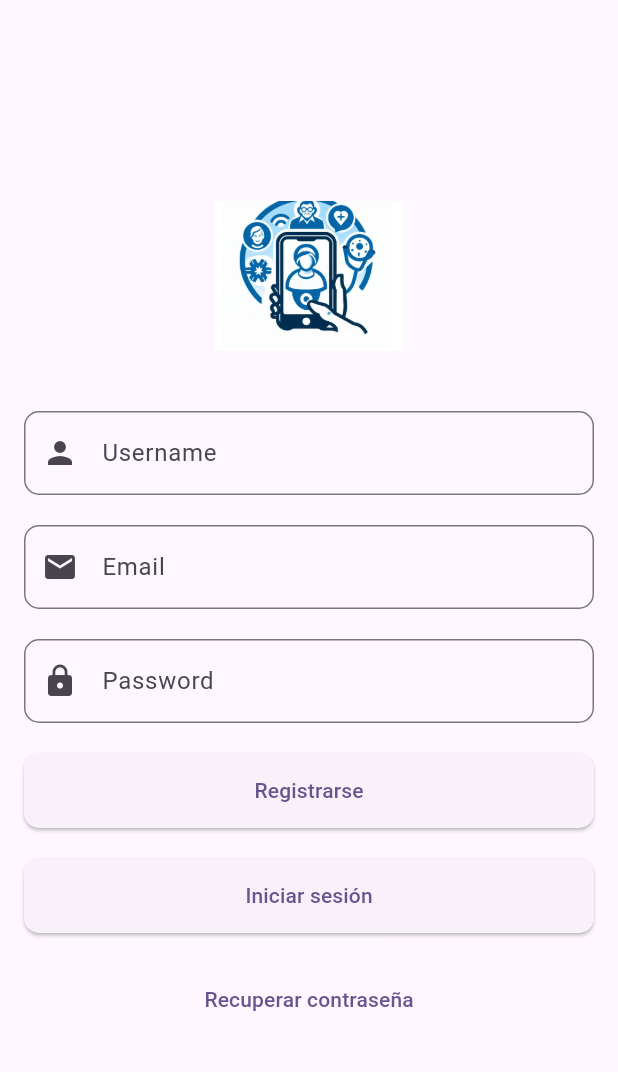
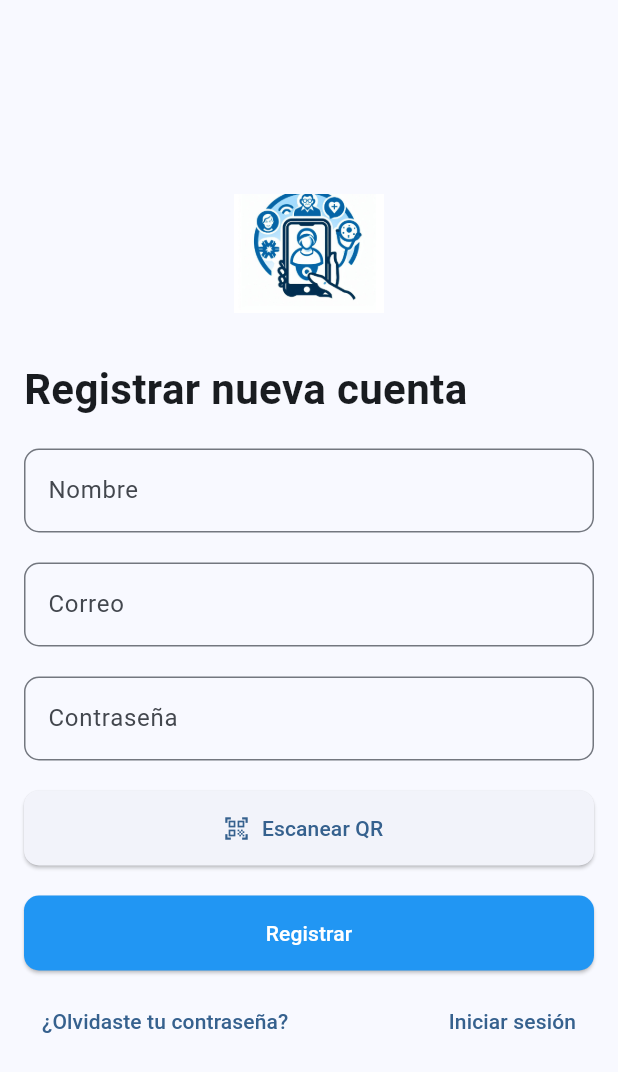
Before and after one commit to SaulVVelazquez/recoverfusion, a Flutter app: the RegisterPage screen opened directly, on a phone screen of 412 x 824 dp. Shown: the top 1072 px of the screen. Run offline on Flutter 3.47's test engine with Material 3 defaults, Android fonts, the light colour scheme and no system bars; missing offline and left inert: qr_code_scanner.

Commit message:
rediseño de interfaces login y registro

```diff
--- a/lib/registrou.dart
+++ b/lib/registrou.dart
@@ -1,5 +1,6 @@
 import 'package:flutter/material.dart';
-import 'package:recoverfusion/recuperacioncontraseña.dart'; // Import the new page
+import 'package:recoverfusion/recuperacioncontraseña.dart'; // Import Password Recovery Page
+import 'package:recoverfusion/qr_scanner_page.dart'; // Import QR Scanner Page
 
 class RegisterPage extends StatelessWidget {
   const RegisterPage({super.key});
@@ -11,86 +12,120 @@ class RegisterPage extends StatelessWidget {
         child: SingleChildScrollView(
           padding: const EdgeInsets.all(16.0),
           child: Column(
-            mainAxisAlignment: MainAxisAlignment.center,
+            crossAxisAlignment: CrossAxisAlignment.start, // Alineación izquierda
             children: <Widget>[
-              // Space for the logo
-              Container(
-                margin: const EdgeInsets.only(bottom: 40),
+              // Logo en la parte superior
+              Center(
                 child: Image.asset(
-                  'assets/logo.png', // Ensure you have a logo at this path
+                  'assets/logo.png', // Asegúrate de que la imagen esté en esta ruta
                   height: 100,
+                  width: 100,
                 ),
               ),
-              // Text field for username
+              const SizedBox(height: 20),
+
+              // Título
+              const Text(
+                'Registrar nueva cuenta',
+                style: TextStyle(
+                  fontSize: 28,
+                  fontWeight: FontWeight.bold,
+                ),
+              ),
+              const SizedBox(height: 20),
+
+              // Campo de nombre
               TextField(
                 decoration: InputDecoration(
-                  labelText: 'Username',
+                  labelText: 'Nombre',
                   border: OutlineInputBorder(
                     borderRadius: BorderRadius.circular(10.0),
                   ),
-                  prefixIcon: const Icon(Icons.person),
                 ),
               ),
               const SizedBox(height: 20),
-              // Text field for email
+
+              // Campo de correo
               TextField(
                 decoration: InputDecoration(
-                  labelText: 'Email',
+                  labelText: 'Correo',
                   border: OutlineInputBorder(
                     borderRadius: BorderRadius.circular(10.0),
                   ),
-                  prefixIcon: const Icon(Icons.email),
                 ),
               ),
               const SizedBox(height: 20),
-              // Text field for password
+
+              // Campo de contraseña
               TextField(
                 decoration: InputDecoration(
-                  labelText: 'Password',
+                  labelText: 'Contraseña',
                   border: OutlineInputBorder(
                     borderRadius: BorderRadius.circular(10.0),
                   ),
-                  prefixIcon: const Icon(Icons.lock),
                 ),
                 obscureText: true,
               ),
               const SizedBox(height: 20),
-              // Register button
+
+              // Botón Escanear QR
+              ElevatedButton.icon(
+                onPressed: () {
+                  Navigator.push(
+                    context,
+                    MaterialPageRoute(builder: (context) => const QRScannerPage()),
+                  );
+                },
+                icon: const Icon(Icons.qr_code_scanner),
+                label: const Text('Escanear QR'),
+                style: ElevatedButton.styleFrom(
+                  minimumSize: const Size(double.infinity, 50),
+                  shape: RoundedRectangleBorder(
+                    borderRadius: BorderRadius.circular(10.0),
+                  ),
+                ),
+              ),
+              const SizedBox(height: 20),
+
+              // Botón de registro
               ElevatedButton(
                 onPressed: () {
-                  // Register logic
+                  // Lógica de registro
                 },
                 style: ElevatedButton.styleFrom(
                   minimumSize: const Size(double.infinity, 50),
                   shape: RoundedRectangleBorder(
                     borderRadius: BorderRadius.circular(10.0),
                   ),
+                  backgroundColor: Colors.blue, // Color del botón
+                  foregroundColor: Colors.white, // Texto blanco
                 ),
-                child: const Text('Registrarse'),
+                child: const Text('Registrar'),
               ),
-              const SizedBox(height: 20),
-              // Login button
-              ElevatedButton(
-                onPressed: () {
-                  Navigator.pop(context); // Navigate back to the login page
-                },
-                style: ElevatedButton.styleFrom(
-                  minimumSize: const Size(double.infinity, 50),
-                  shape: RoundedRectangleBorder(
-                    borderRadius: BorderRadius.circular(10.0),
+              const SizedBox(height: 10),
+
+              // Enlaces de "Olvidaste tu contraseña" e "Iniciar sesión"
+              Row(
+                mainAxisAlignment: MainAxisAlignment.spaceBetween,
+                children: [
+                  TextButton(
+                    onPressed: () {
+                      Navigator.push(
+                        context,
+                        MaterialPageRoute(
+                          builder: (context) => const PasswordRecoveryPage(),
+                        ),
+                      );
+                    },
+                    child: const Text('¿Olvidaste tu contraseña?'),
                   ),
-                ),
-                child: const Text('Iniciar sesión'),
-              ),
-              const SizedBox(height: 20),
-              // Forgot password button
-              TextButton(
-                onPressed: () {
-                  Navigator.push(
-                      context,
-                      MaterialPageRoute(builder: (context) => const PasswordRecoveryPage())); // Navigate to PasswordRecoveryPage
-                },
-                child: const Text('Recuperar contraseña'),
+                  TextButton(
+                    onPressed: () {
+                      Navigator.pop(context);
+                    },
+                    child: const Text('Iniciar sesión'),
+                  ),
+                ],
               ),
             ],
           ),
```
Also changed, not shown: lib/main.dart (+82 -44 lines), lib/perfil.dart (+16 -34 lines).
